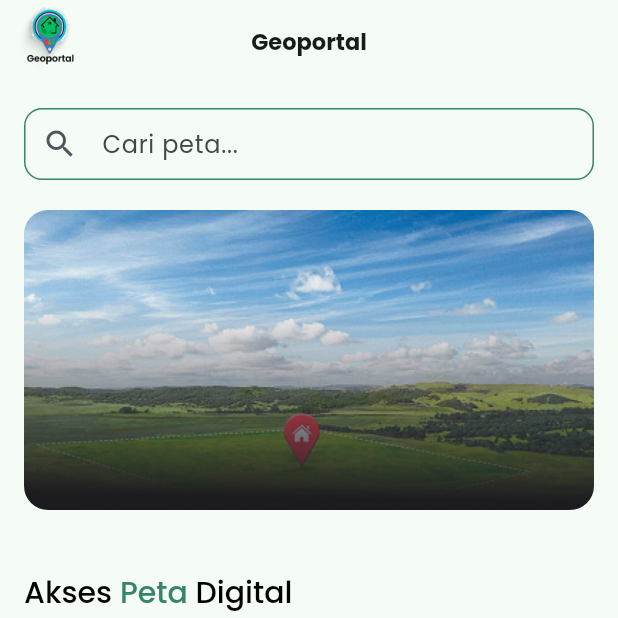
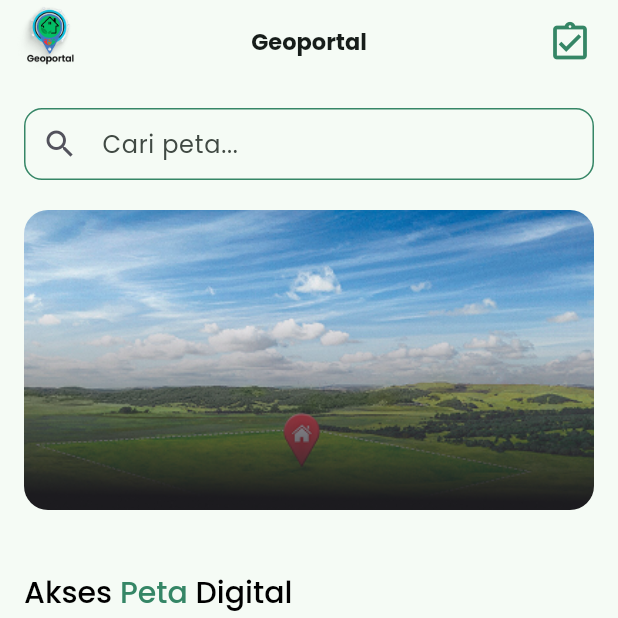
Before and after one commit to fadliaditya06/Geoportal-Mobile, a Flutter app: the PetaScreen screen opened directly, on a phone screen of 412 x 824 dp, the top half of it. Run offline on Flutter 3.47's test engine with Material 3 defaults, Android fonts, the phone set to English and light mode, and no system bars; drawn by our look-alikes of carousel_slider; our stand-ins replace curved_navigation_bar, google_fonts.

Commit message:
Update Feat: Map Screen

```diff
--- a/lib/screens/peta/peta_screen.dart
+++ b/lib/screens/peta/peta_screen.dart
@@ -1,5 +1,6 @@
 import 'package:flutter/material.dart';
 import 'package:carousel_slider/carousel_slider.dart';
+import 'package:geoportal_mobile/screens/peta/permintaan_konfirmasi_screen.dart';
 
 class PetaScreen extends StatelessWidget {
   const PetaScreen({super.key});
@@ -21,6 +22,23 @@ class PetaScreen extends StatelessWidget {
         centerTitle: true,
         elevation: 0,
         automaticallyImplyLeading: false,
+        actions: [
+          Padding(
+            padding: const EdgeInsets.only(right: 8.0),
+            child: IconButton(
+              icon: const Icon(Icons.assignment_turned_in_outlined, color: Color(0xFF358666), size: 30),
+              onPressed: () {
+                // Navigasi ke halaman Permintaan Konfirmasi
+                Navigator.push(
+                  context,
+                  MaterialPageRoute(
+                    builder: (context) => const PermintaanKonfirmasiScreen(),
+                  ),
+                );
+              },
+            ),
+          ),
+        ],
       ),
       body: SafeArea(
         child: SingleChildScrollView(
```
